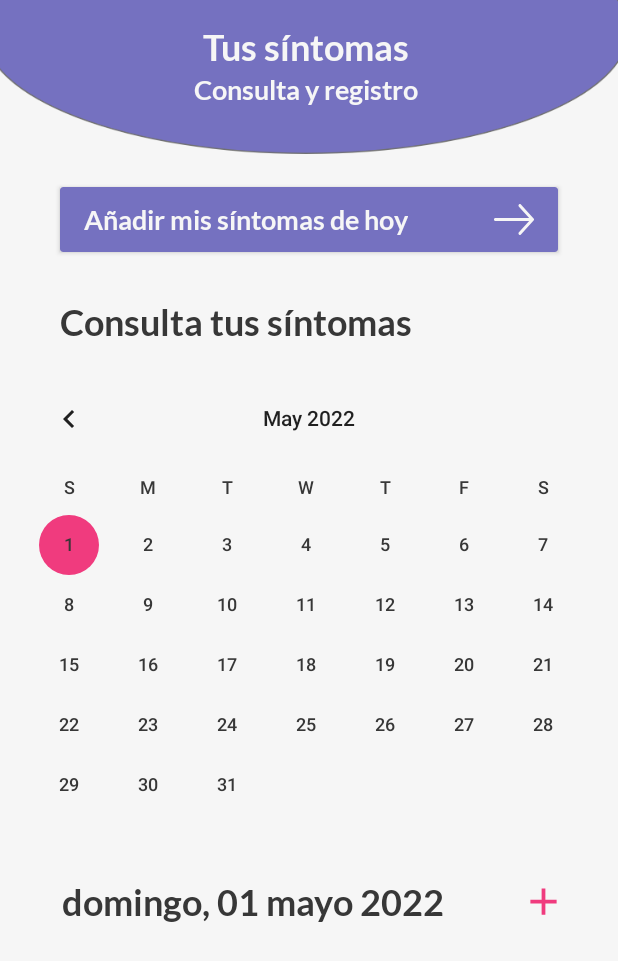
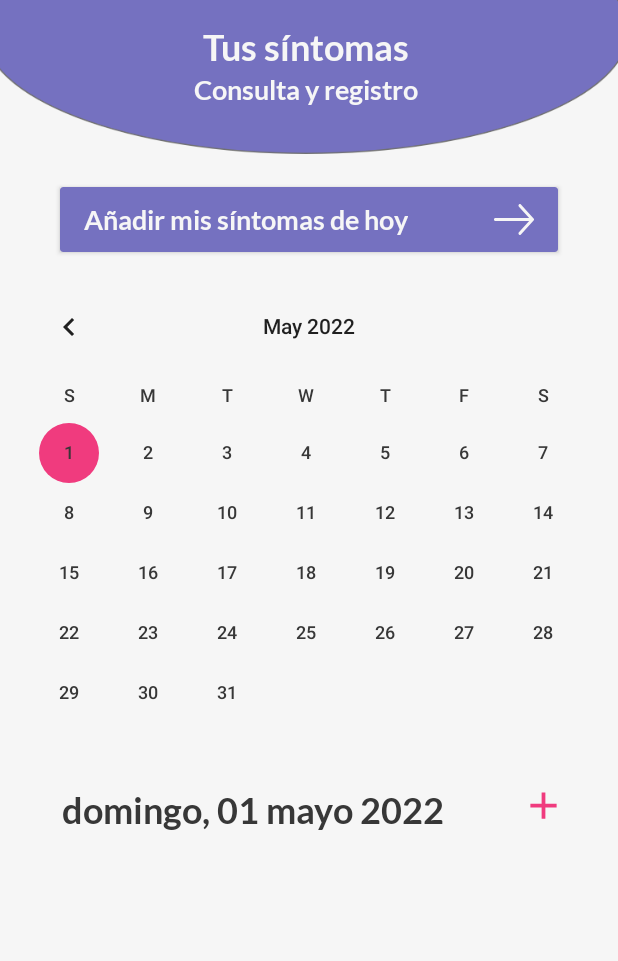
Before and after one commit to albertoruibalojea/Asistente_Crohn, an Android app: the fragment SymptomsFragment placed in its activity, on a phone screen of 412 x 824 dp. Shown: the top 961 px of the screen. Run offline under Robolectric (Android 15) with nearby library versions, the light colour scheme and no system bars; our stand-ins replace Room's generated code.

Commit message:
sprint 3 - initial FINAL

```diff
--- a/app/build.gradle
+++ b/app/build.gradle
@@ -50,7 +50,7 @@ dependencies {
     implementation 'androidx.constraintlayout:constraintlayout:2.1.3'
     implementation 'com.google.firebase:firebase-crashlytics-buildtools:2.8.1'
     implementation 'androidx.legacy:legacy-support-v4:1.0.0'
-    implementation 'androidx.preference:preference:1.1.1'
+    implementation 'androidx.preference:preference:1.2.0'
     testImplementation 'junit:junit:4.13.2'
     androidTestImplementation 'androidx.test.ext:junit:1.1.3'
     androidTestImplementation 'androidx.test.espresso:espresso-core:3.4.0'
--- a/app/src/main/java/com/aro/asistente_crohn/ui/FoodFragment.java
+++ b/app/src/main/java/com/aro/asistente_crohn/ui/FoodFragment.java
@@ -73,7 +73,7 @@ public class FoodFragment extends Fragment{
         this.setDates(view);
 
         //Listener when the user sets a date in Calendar
-        CalegndarView calendarView = view.findViewById(R.id.calendarView);
+        CalendarView calendarView = view.findViewById(R.id.calendarView);
         calendarView.setDate(DateConverter.fromDate(date[0]));
         calendarView.setMaxDate(System.currentTimeMillis());
         calendarView.setOnDateChangeListener((calendarView1, year, month, dayOfMonth) -> {
--- a/app/src/main/res/layout/fragment_symptoms.xml
+++ b/app/src/main/res/layout/fragment_symptoms.xml
@@ -115,29 +115,11 @@
                 app:srcCompat="@drawable/right_arrow" />
         </androidx.cardview.widget.CardView>
 
-        <TextView
-            android:id="@+id/textView1"
-            android:layout_width="270dp"
-            android:layout_height="wrap_content"
-            android:layout_alignParentStart="true"
-            android:layout_alignParentTop="true"
-            android:layout_marginStart="32dp"
-            android:layout_marginTop="32dp"
-            android:layout_marginEnd="32dp"
-            android:fontFamily="@font/bold"
-            android:text="@string/consulta_tus_sintomas"
-            android:textColor="?attr/itemTextColor"
-            android:textSize="24sp"
-            app:layout_constraintEnd_toEndOf="parent"
-            app:layout_constraintHorizontal_bias="0.103"
-            app:layout_constraintStart_toStartOf="parent"
-            app:layout_constraintTop_toBottomOf="@+id/card_addRegistries" />
-
         <CalendarView
             android:id="@+id/calendarView"
             android:layout_width="0dp"
             android:layout_height="325dp"
-            android:layout_below="@+id/textView1"
+            android:layout_below="@+id/card_addRegistries"
             android:layout_alignParentStart="true"
             android:layout_alignParentBottom="true"
             android:layout_marginTop="16dp"
@@ -147,9 +129,9 @@
             android:weekDayTextAppearance="@style/CalendarViewWeekCustomText"
             app:layout_constraintBottom_toBottomOf="parent"
             app:layout_constraintEnd_toEndOf="parent"
-            app:layout_constraintHorizontal_bias="1.0"
+            app:layout_constraintHorizontal_bias="0.0"
             app:layout_constraintStart_toStartOf="parent"
-            app:layout_constraintTop_toBottomOf="@+id/textView1"
+            app:layout_constraintTop_toBottomOf="@+id/card_addRegistries"
             app:layout_constraintVertical_bias="0.0" />
 
         <TextView
@@ -175,7 +157,7 @@
         <androidx.recyclerview.widget.RecyclerView
             android:id="@+id/recyclerView"
             android:layout_width="0dp"
-            android:layout_height="169dp"
+            android:layout_height="255dp"
             android:layout_below="@+id/dateTextView"
             android:layout_alignParentStart="true"
             android:layout_alignParentBottom="true"
```
Also changed, not shown: app/src/main/res/layout/fragment_food.xml (+3 -19 lines).
